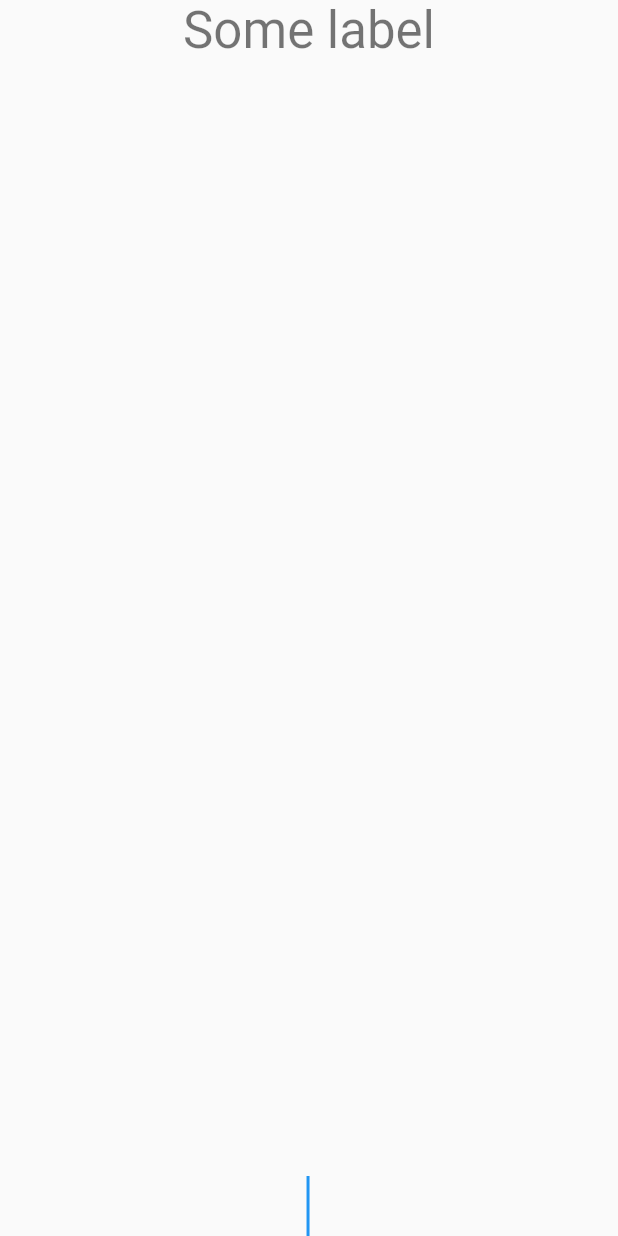
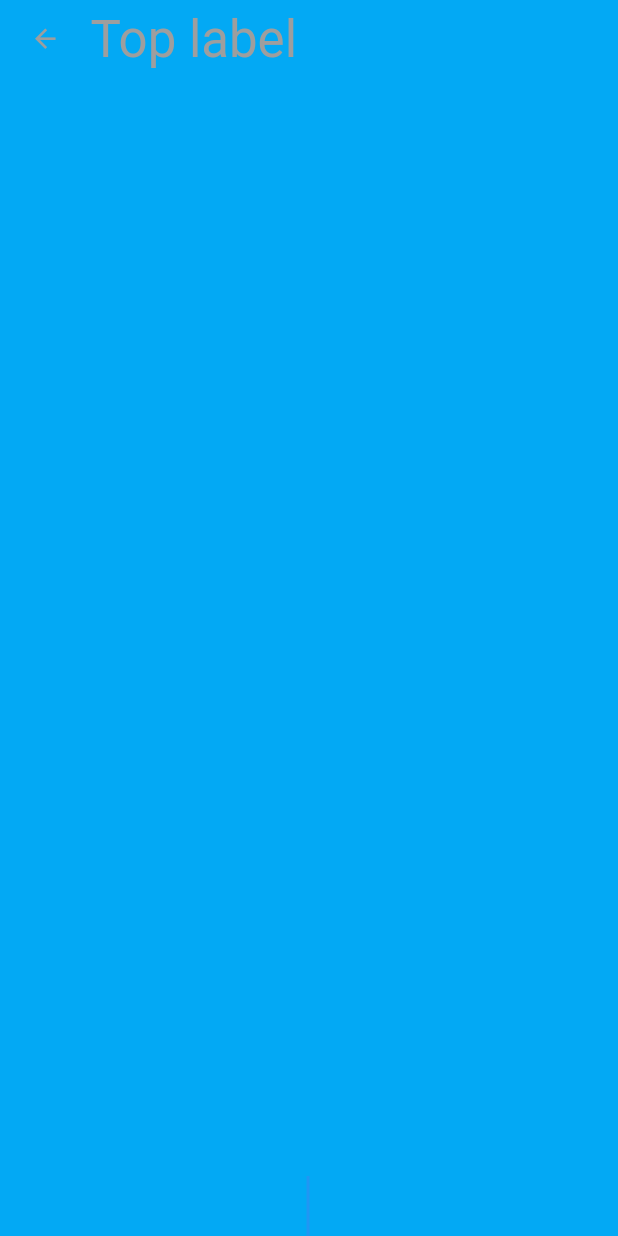
Before and after one commit to SPodjasek/flutter_scaffold_poc, a Flutter app: the RawPage widget shown alone on an empty page, opened directly, on a phone screen of 412 x 824 dp. Run offline on Flutter 3.47's test engine with Material 2 defaults, Android fonts, the phone set to English and light mode, and no system bars; statements that could not run were skipped.

Commit message:
Update visuals to show Cupertino screen also when running on Android

```diff
--- a/lib/main.dart
+++ b/lib/main.dart
@@ -25,7 +25,9 @@ class MyHomePage extends StatelessWidget {
       color: Colors.red,
       child: Padding(
         padding: const EdgeInsets.fromLTRB(8.0, 46.0, 8.0, 46.0),
-        child: Column(children: <Widget>[
+        child: Column(
+            crossAxisAlignment: CrossAxisAlignment.stretch,
+            children: <Widget>[
               RaisedButton(
                 child: Text('Material'),
                 onPressed: () => Navigator.push(
@@ -71,7 +73,8 @@ abstract class CommonPage {
       style: Theme.of(context).textTheme.display1,
     );
 
-    if (Platform.isIOS) {
+    if (context.widget is! Material &&
+        context.ancestorWidgetOfExactType(Material) == null) {
       return Material(
         child: textField,
         type: MaterialType.canvas,
@@ -88,9 +91,24 @@ abstract class CommonPage {
         mainAxisSize: MainAxisSize.max,
         mainAxisAlignment: MainAxisAlignment.spaceBetween,
         children: <Widget>[
+          Row(
+            children: <Widget>[
+              CupertinoButton(
+                child: Icon(
+                  Icons.arrow_back,
+                  color: Colors.grey,
+                ),
+                onPressed: () {
+                  Navigator.of(context).pop();
+                },
+              ),
               Text(
-            'Some label',
-            style: Theme.of(context).textTheme.display1,
+                'Top label',
+                style: Theme.of(context).textTheme.display1.copyWith(
+                      color: Colors.grey,
+                    ),
+              ),
+            ],
           ),
           buildInput(context),
         ],
@@ -146,11 +164,16 @@ class _RawPageState extends State<RawPage> with CommonPage {
       bottom: mediaQuery.viewInsets.bottom,
     );
 
-    return Padding(
+    return DecoratedBox(
+      decoration: BoxDecoration(
+        color: Colors.lightBlue,
+      ),
+      child: Padding(
         padding: minInsets,
         child: Container(
           child: buildBody(context),
         ),
+      ),
     );
   }
 }
--- a/pubspec.yaml
+++ b/pubspec.yaml
@@ -1,5 +1,5 @@
 name: scaffolds_poc
-description: A new Flutter project.
+description: Scaffold PoC
 
 # The following defines the version and build number for your application.
 # A version number is three numbers separated by dots, like 1.2.43
```
Lines whose indentation alone changed are shown as unchanged.
